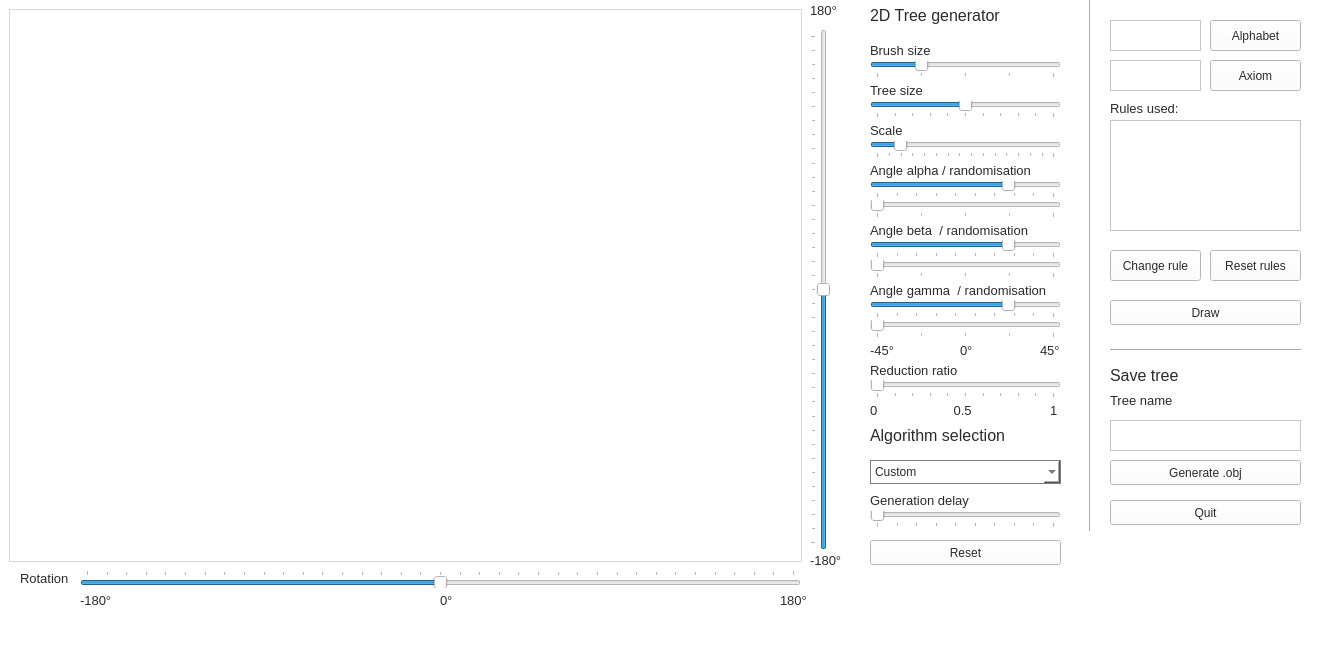
This is mainwindow.ui in Maxlo24/Projet_Majeure_Arbre_3D as Qt 5 draws it before an edit. The edited form follows.
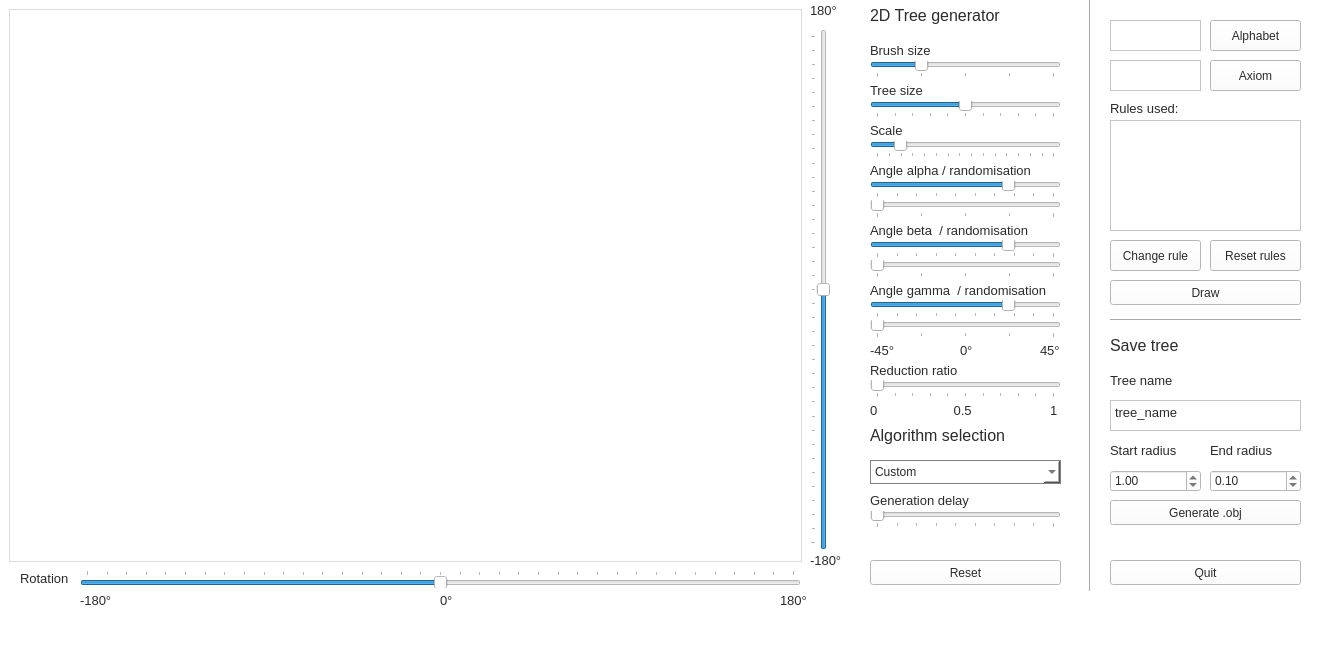
This is the edited form.

Commit message: 3D radius update

```diff
--- a/mainwindow.ui
+++ b/mainwindow.ui
@@ -25,7 +25,7 @@
     <property name="geometry">
      <rect>
       <x>1110</x>
-      <y>500</y>
+      <y>560</y>
       <width>191</width>
       <height>25</height>
      </rect>
@@ -72,7 +72,7 @@
     <property name="geometry">
      <rect>
       <x>1110</x>
-      <y>300</y>
+      <y>280</y>
       <width>191</width>
       <height>25</height>
      </rect>
@@ -284,7 +284,7 @@
     <property name="geometry">
      <rect>
       <x>870</x>
-      <y>540</y>
+      <y>560</y>
       <width>191</width>
       <height>25</height>
      </rect>
@@ -746,7 +746,7 @@
     <property name="geometry">
      <rect>
       <x>1110</x>
-      <y>460</y>
+      <y>500</y>
       <width>191</width>
       <height>25</height>
      </rect>
@@ -934,7 +934,7 @@
     <property name="geometry">
      <rect>
       <x>1110</x>
-      <y>360</y>
+      <y>330</y>
       <width>181</width>
       <height>31</height>
      </rect>
@@ -954,7 +954,7 @@
       <x>1080</x>
       <y>-50</y>
       <width>20</width>
-      <height>581</height>
+      <height>641</height>
      </rect>
     </property>
     <property name="orientation">
@@ -968,7 +968,7 @@
     <property name="geometry">
      <rect>
       <x>1110</x>
-      <y>390</y>
+      <y>370</y>
       <width>121</width>
       <height>21</height>
      </rect>
@@ -986,7 +986,7 @@
     <property name="geometry">
      <rect>
       <x>1110</x>
-      <y>420</y>
+      <y>400</y>
       <width>191</width>
       <height>31</height>
      </rect>
@@ -995,15 +995,15 @@
      <string>&lt;!DOCTYPE HTML PUBLIC &quot;-//W3C//DTD HTML 4.0//EN&quot; &quot;http://www.w3.org/TR/REC-html40/strict.dtd&quot;&gt;
 &lt;html&gt;&lt;head&gt;&lt;meta name=&quot;qrichtext&quot; content=&quot;1&quot; /&gt;&lt;style type=&quot;text/css&quot;&gt;
 p, li { white-space: pre-wrap; }
-&lt;/style&gt;&lt;/head&gt;&lt;body style=&quot; font-family:'MS Shell Dlg 2'; font-size:7.8pt; font-weight:400; font-style:normal;&quot;&gt;
-&lt;p style=&quot;-qt-paragraph-type:empty; margin-top:0px; margin-bottom:0px; margin-left:0px; margin-right:0px; -qt-block-indent:0; text-indent:0px;&quot;&gt;&lt;br /&gt;&lt;/p&gt;&lt;/body&gt;&lt;/html&gt;</string>
+&lt;/style&gt;&lt;/head&gt;&lt;body style=&quot; font-family:'MS Shell Dlg 2'; font-size:8.25pt; font-weight:400; font-style:normal;&quot;&gt;
+&lt;p style=&quot; margin-top:0px; margin-bottom:0px; margin-left:0px; margin-right:0px; -qt-block-indent:0; text-indent:0px;&quot;&gt;&lt;span style=&quot; font-size:10pt;&quot;&gt;tree_name&lt;/span&gt;&lt;/p&gt;&lt;/body&gt;&lt;/html&gt;</string>
     </property>
    </widget>
    <widget class="Line" name="line_2">
     <property name="geometry">
      <rect>
       <x>1110</x>
-      <y>340</y>
+      <y>310</y>
       <width>191</width>
       <height>21</height>
      </rect>
@@ -1207,7 +1207,7 @@
     <property name="geometry">
      <rect>
       <x>1110</x>
-      <y>250</y>
+      <y>240</y>
       <width>91</width>
       <height>31</height>
      </rect>
@@ -1225,7 +1225,7 @@
     <property name="geometry">
      <rect>
       <x>1210</x>
-      <y>250</y>
+      <y>240</y>
       <width>91</width>
       <height>31</height>
      </rect>
@@ -1267,6 +1267,80 @@
      <string>Axiom</string>
     </property>
    </widget>
+   <widget class="QDoubleSpinBox" name="radiusSSpinBox">
+    <property name="geometry">
+     <rect>
+      <x>1110</x>
+      <y>470</y>
+      <width>91</width>
+      <height>22</height>
+     </rect>
+    </property>
+    <property name="singleStep">
+     <double>0.100000000000000</double>
+    </property>
+    <property name="value">
+     <double>1.000000000000000</double>
+    </property>
+   </widget>
+   <widget class="QDoubleSpinBox" name="radiusESpinBox">
+    <property name="geometry">
+     <rect>
+      <x>1210</x>
+      <y>470</y>
+      <width>91</width>
+      <height>22</height>
+     </rect>
+    </property>
+    <property name="singleStep">
+     <double>0.100000000000000</double>
+    </property>
+    <property name="value">
+     <double>0.100000000000000</double>
+    </property>
+   </widget>
+   <widget class="QLabel" name="Partie_Algo_5">
+    <property name="enabled">
+     <bool>false</bool>
+    </property>
+    <property name="geometry">
+     <rect>
+      <x>1110</x>
+      <y>440</y>
+      <width>71</width>
+      <height>21</height>
+     </rect>
+    </property>
+    <property name="font">
+     <font>
+      <pointsize>10</pointsize>
+     </font>
+    </property>
+    <property name="text">
+     <string>Start radius</string>
+    </property>
+   </widget>
+   <widget class="QLabel" name="Partie_Algo_6">
+    <property name="enabled">
+     <bool>false</bool>
+    </property>
+    <property name="geometry">
+     <rect>
+      <x>1210</x>
+      <y>440</y>
+      <width>71</width>
+      <height>21</height>
+     </rect>
+    </property>
+    <property name="font">
+     <font>
+      <pointsize>10</pointsize>
+     </font>
+    </property>
+    <property name="text">
+     <string>End radius</string>
+    </property>
+   </widget>
    <zorder>verticalFrame_2</zorder>
    <zorder>quitButton</zorder>
    <zorder>verticalLayoutWidget</zorder>
```
Left out of the diff: 8 changed lines with no effect on the pictures. The commit also changes 8 other files.
